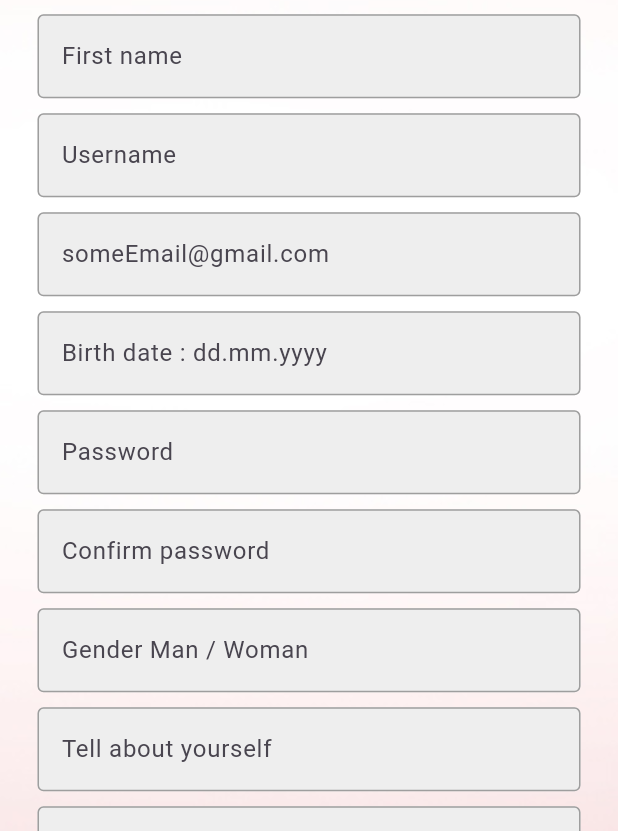
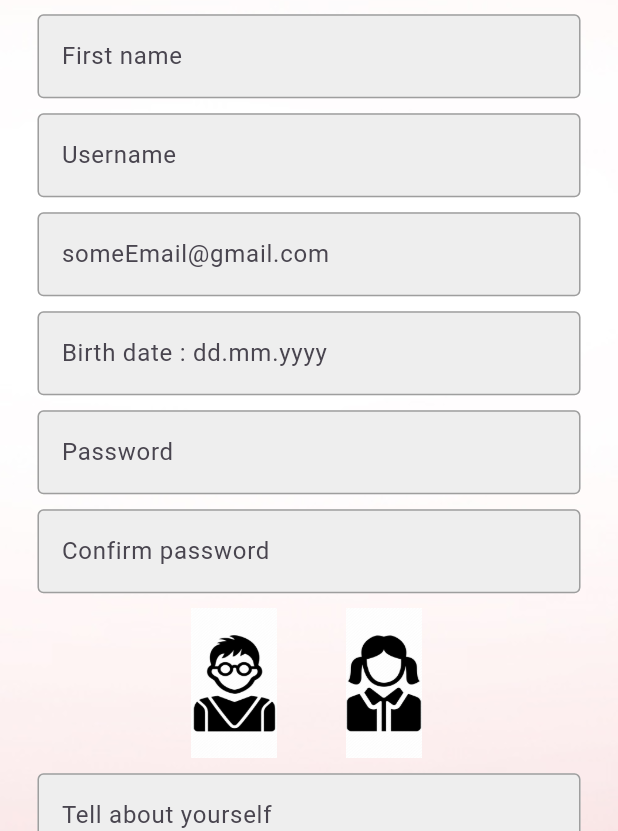
Before and after one commit to eleborrr/BeaverTinder, a Flutter app: the RegisterPage screen opened by its route, on a phone screen of 412 x 824 dp, the part 405-1236 px from its top. Run offline on Flutter 3.47's test engine with Material 3 defaults, Android fonts, the light colour scheme and no system bars; our stand-ins replace graphql_flutter; statements that could not run were skipped.

Commit message:
[upd] register

```diff
--- a/mobile/lib/Pages/register_page.dart
+++ b/mobile/lib/Pages/register_page.dart
@@ -19,6 +19,7 @@ class RegisterPage extends StatelessWidget {
   final genderController = TextEditingController();
   final aboutController = TextEditingController();
   final geolocationController = TextEditingController();
+  var selectedGender = "Male";
 
   final HttpLink httpLink = HttpLink(
     'http://192.168.0.111:5292/graphql/', // Замените на URL вашего GraphQL сервера
@@ -32,9 +33,7 @@ class RegisterPage extends StatelessWidget {
     final String birthdate = birthdateController.text;
     final String password = passwordController.text;
     final String cPassword = cPasswordController.text;
-    final String gender = genderController.text;
     final String about = aboutController.text;
-    final String geolocation = geolocationController.text;
 
     final ValueNotifier<GraphQLClient> clientNotifier = ValueNotifier(
       GraphQLClient(
@@ -54,7 +53,7 @@ class RegisterPage extends StatelessWidget {
           dateOfBirth: "$birthdate",
           password: "$password",
           confirmPassword: "$cPassword",
-          gender: "$gender",
+          gender: "$selectedGender",
           about: "$about",
           latitude: 0,
           longitude: 0
@@ -160,11 +159,22 @@ class RegisterPage extends StatelessWidget {
                   ),
 
                   const SizedBox(height: 10.0),
-
-                  BeaverTextField(
-                      controller: genderController,
-                      hintText: "Gender Man / Woman",
-                      obscureText: false
+                  Row(
+                      mainAxisAlignment: MainAxisAlignment.center,
+                      children: <Widget>[
+                        GestureDetector(
+                          onTap: () {
+                            selectedGender = "Male";
+                          },
+                          child: Image.asset("lib/images/male.png", width: 100, height: 100,),
+                        ),
+                        GestureDetector(
+                          onTap: () {
+                            selectedGender = "Woman";
+                          },
+                          child: Image.asset("lib/images/woman.png", width: 100, height: 100,),
+                        ),
+                      ]
                   ),
 
                   const SizedBox(height: 10.0),
@@ -177,13 +187,7 @@ class RegisterPage extends StatelessWidget {
 
                   const SizedBox(height: 10.0),
 
-                  BeaverTextField(
-                      controller: geolocationController,
-                      hintText: "Geolocation",
-                      obscureText: false
-                  ),
-
-                  const SizedBox(height: 10.0),
+                  DatePicker
 
                   BeaverButton(
                     buttonText: "Sign Up",
```
Also changed, not shown: mobile/lib/Components/register/DatePicker.dart (added, +101 -0 lines), mobile/lib/images/male.png (added), mobile/lib/images/woman.png (added).
